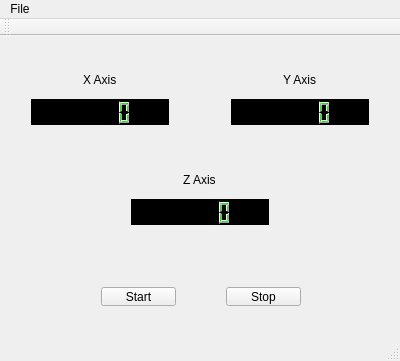
Above: QT/ReactionWheel/mainwindow.ui from dcarrol3/ReactionWheel before the change. Below: the same form after it.
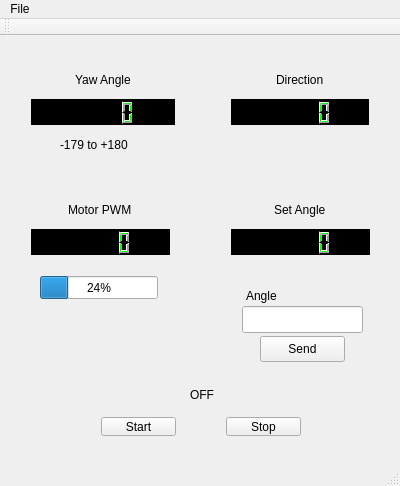
That is the form after the change.

Patch:
```diff
--- a/QT/ReactionWheel/mainwindow.ui
+++ b/QT/ReactionWheel/mainwindow.ui
@@ -7,7 +7,7 @@
     <x>0</x>
     <y>0</y>
     <width>400</width>
-    <height>361</height>
+    <height>486</height>
    </rect>
   </property>
   <property name="windowTitle">
@@ -19,7 +19,7 @@
      <rect>
       <x>20</x>
       <y>20</y>
-      <width>160</width>
+      <width>166</width>
       <height>80</height>
      </rect>
     </property>
@@ -27,7 +27,7 @@
      <item alignment="Qt::AlignHCenter">
       <widget class="QLabel" name="label">
        <property name="text">
-        <string>X Axis</string>
+        <string>Yaw Angle</string>
        </property>
       </widget>
      </item>
@@ -55,7 +55,7 @@
      <item alignment="Qt::AlignHCenter">
       <widget class="QLabel" name="label_4">
        <property name="text">
-        <string>Y Axis</string>
+        <string>Direction</string>
        </property>
       </widget>
      </item>
@@ -74,7 +74,7 @@
     <property name="geometry">
      <rect>
       <x>90</x>
-      <y>240</y>
+      <y>370</y>
       <width>222</width>
       <height>41</height>
      </rect>
@@ -102,9 +102,9 @@
    <widget class="QWidget" name="verticalLayoutWidget_2">
     <property name="geometry">
      <rect>
-      <x>120</x>
-      <y>120</y>
-      <width>160</width>
+      <x>20</x>
+      <y>150</y>
+      <width>161</width>
       <height>80</height>
      </rect>
     </property>
@@ -112,7 +112,7 @@
      <item alignment="Qt::AlignHCenter">
       <widget class="QLabel" name="label_2">
        <property name="text">
-        <string>Z Axis</string>
+        <string>Motor PWM</string>
        </property>
       </widget>
      </item>
@@ -127,6 +127,109 @@
      </item>
     </layout>
    </widget>
+   <widget class="QLabel" name="label_3">
+    <property name="geometry">
+     <rect>
+      <x>60</x>
+      <y>100</y>
+      <width>91</width>
+      <height>17</height>
+     </rect>
+    </property>
+    <property name="text">
+     <string>-179 to +180</string>
+    </property>
+   </widget>
+   <widget class="QLineEdit" name="angleBox">
+    <property name="geometry">
+     <rect>
+      <x>242</x>
+      <y>270</y>
+      <width>121</width>
+      <height>27</height>
+     </rect>
+    </property>
+   </widget>
+   <widget class="QLabel" name="label_5">
+    <property name="geometry">
+     <rect>
+      <x>246</x>
+      <y>250</y>
+      <width>71</width>
+      <height>20</height>
+     </rect>
+    </property>
+    <property name="text">
+     <string>Angle</string>
+    </property>
+   </widget>
+   <widget class="QPushButton" name="sendAngleButton">
+    <property name="geometry">
+     <rect>
+      <x>260</x>
+      <y>300</y>
+      <width>85</width>
+      <height>26</height>
+     </rect>
+    </property>
+    <property name="text">
+     <string>Send</string>
+    </property>
+   </widget>
+   <widget class="QWidget" name="verticalLayoutWidget_3">
+    <property name="geometry">
+     <rect>
+      <x>220</x>
+      <y>150</y>
+      <width>161</width>
+      <height>80</height>
+     </rect>
+    </property>
+    <layout class="QVBoxLayout" name="verticalLayout_3">
+     <item alignment="Qt::AlignHCenter">
+      <widget class="QLabel" name="label_6">
+       <property name="text">
+        <string>Set Angle</string>
+       </property>
+      </widget>
+     </item>
+     <item>
+      <widget class="QLCDNumber" name="setAngleDisplay">
+       <property name="styleSheet">
+        <string notr="true">background-color: rgb(0, 0, 0);
+color: rgb(0, 255, 0);
+</string>
+       </property>
+      </widget>
+     </item>
+    </layout>
+   </widget>
+   <widget class="QLabel" name="powerLabel">
+    <property name="geometry">
+     <rect>
+      <x>190</x>
+      <y>350</y>
+      <width>67</width>
+      <height>17</height>
+     </rect>
+    </property>
+    <property name="text">
+     <string>OFF</string>
+    </property>
+   </widget>
+   <widget class="QProgressBar" name="pwmBar">
+    <property name="geometry">
+     <rect>
+      <x>40</x>
+      <y>240</y>
+      <width>118</width>
+      <height>23</height>
+     </rect>
+    </property>
+    <property name="value">
+     <number>24</number>
+    </property>
+   </widget>
   </widget>
   <widget class="QToolBar" name="mainToolBar">
    <attribute name="toolBarArea">
```
